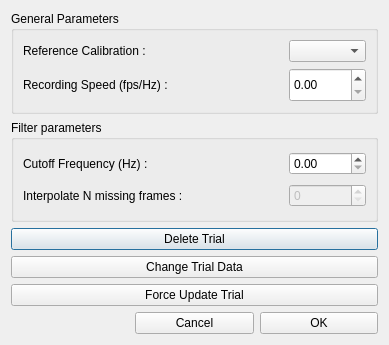
Old version of the form src/ui/ui-files/TrialDialog.ui in the repository XROMMPackages/xmalab.
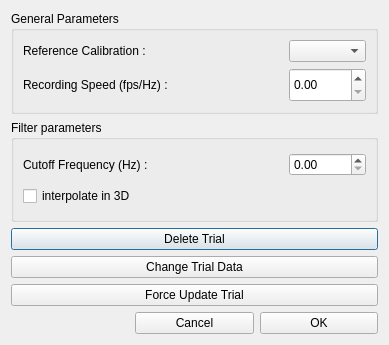
New version of the form. Icons and pictures are not drawn.

Commit message: fixes #60 : Reworked interpolation : Interpolation can be assigned per frame, interpolation method is drawn in the status, interpolations are executed after each other, e.g. first repeat then linear, then cubic. Changed cubic spline interpolation to a method which takes irregular spacing of datapoints into account.

The edit to the form file:
```diff
--- a/src/ui/ui-files/TrialDialog.ui
+++ b/src/ui/ui-files/TrialDialog.ui
@@ -93,26 +93,10 @@
         </property>
        </widget>
       </item>
-      <item row="1" column="0">
-       <widget class="QLabel" name="label_6">
+      <item row="1" column="0" colspan="2">
+       <widget class="QCheckBox" name="checkBoxInterpolate">
         <property name="text">
-         <string>Interpolate N missing frames : </string>
-        </property>
-       </widget>
-      </item>
-      <item row="1" column="1">
-       <widget class="QSpinBox" name="spinBoxInterpolateNFrames">
-        <property name="enabled">
-         <bool>false</bool>
-        </property>
-        <property name="sizePolicy">
-         <sizepolicy hsizetype="Minimum" vsizetype="Fixed">
-          <horstretch>0</horstretch>
-          <verstretch>0</verstretch>
-         </sizepolicy>
-        </property>
-        <property name="maximum">
-         <number>100</number>
+         <string>interpolate in 3D</string>
         </property>
        </widget>
       </item>
```
Left out of the diff: 2 changed lines with no effect on the pictures. The commit also changes 18 other files.
